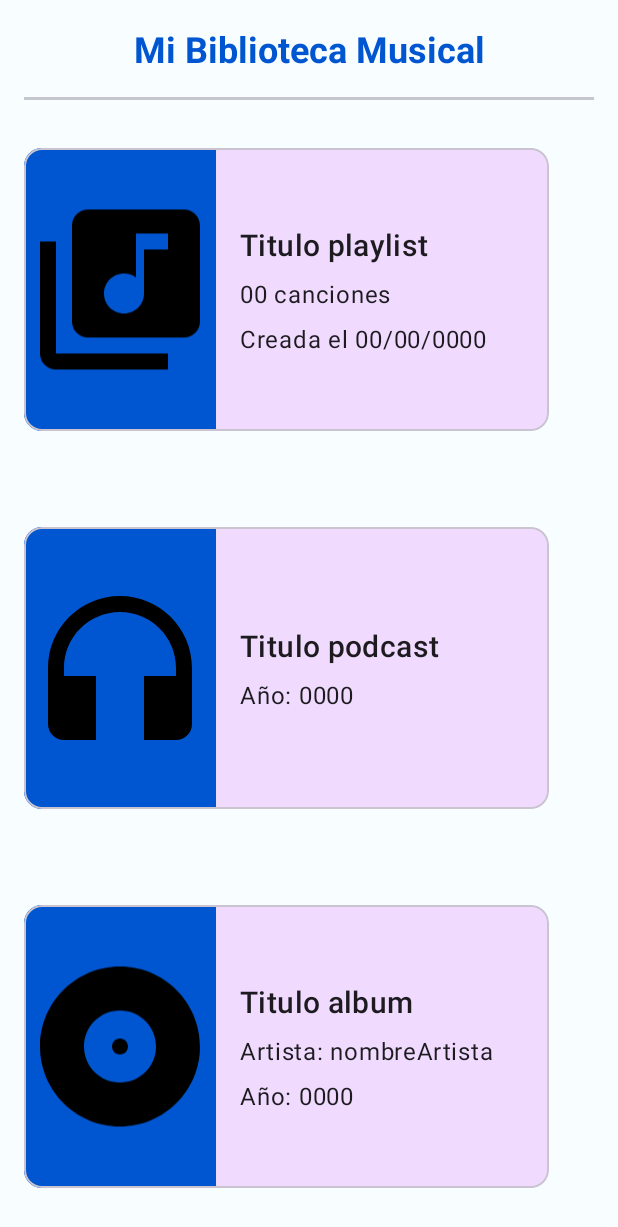
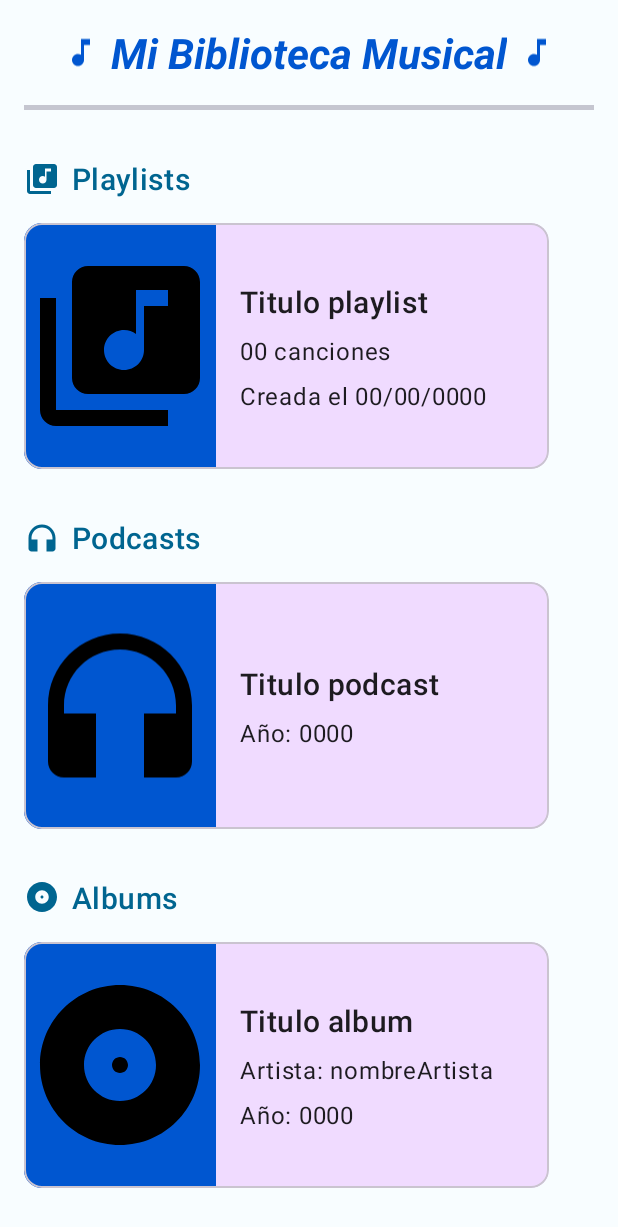
Before and after one commit to abrullc/mibibliotecamusical, an Android app: the layout fragment_home.xml on its own in the app's theme, with its tools: preview values and no code run, on a phone screen of 412 x 824 dp. Shown: the top 1227 px of the screen. Run offline under Robolectric (Android 15) with nearby library versions, the phone set to English and light mode, and no system bars.

Commit message:
Cambios en el diseño de home_fragment y activity_main. Más parametrizaciones en dimens y strings

```diff
--- a/app/src/main/res/layout/activity_main.xml
+++ b/app/src/main/res/layout/activity_main.xml
@@ -4,6 +4,7 @@
     xmlns:tools="http://schemas.android.com/tools"
     android:layout_width="match_parent"
     android:layout_height="match_parent"
+    android:background="@color/md_theme_dark_surfaceTint"
     tools:context=".mainModule.MainActivity">
 
     <FrameLayout
--- a/app/src/main/res/layout/fragment_home.xml
+++ b/app/src/main/res/layout/fragment_home.xml
@@ -7,64 +7,166 @@
     android:orientation="vertical"
     tools:context=".homeModule.HomeFragment">
 
-    <TextView
-        android:id="@+id/tvTitle"
-        android:layout_width="0dp"
+    <LinearLayout
+        android:id="@+id/title_layout"
+        android:layout_width="wrap_content"
         android:layout_height="wrap_content"
-        android:text="@string/home_title"
-        android:textAppearance="?attr/textAppearanceHeadline5"
-        android:textStyle="bold"
-        android:textColor="@color/seed"
+        android:orientation="horizontal"
         app:layout_constraintStart_toStartOf="parent"
         app:layout_constraintEnd_toEndOf="parent"
         app:layout_constraintTop_toTopOf="parent"
-        android:gravity="center"
-        android:layout_marginTop="@dimen/common_margin_default"/>
+        android:layout_marginTop="@dimen/common_margin_default">
+
+        <ImageView
+            android:id="@+id/iconMusic1"
+            android:src="@drawable/ic_music"
+            android:layout_width="wrap_content"
+            android:layout_height="match_parent"
+            app:tint="@color/seed"
+            android:contentDescription="@string/description_icon_music"/>
+
+        <TextView
+            android:id="@+id/tvTitle"
+            android:layout_width="wrap_content"
+            android:layout_height="wrap_content"
+            android:text="@string/home_title"
+            android:textAppearance="?attr/textAppearanceHeadlineMedium"
+            android:textStyle="bold|italic"
+            android:textColor="@color/seed"
+            android:layout_marginHorizontal="@dimen/margin_min"/>
+
+        <ImageView
+            android:id="@+id/iconMusic2"
+            android:src="@drawable/ic_music"
+            android:layout_width="wrap_content"
+            android:layout_height="match_parent"
+            app:tint="@color/seed"
+            android:contentDescription="@string/description_icon_music"/>
+    </LinearLayout>
 
     <View
         android:id="@+id/separator"
         android:layout_width="match_parent"
         android:layout_height="@dimen/separator_size"
-        android:background="@color/md_theme_light_outlineVariant"
+        android:background="@color/md_theme_dark_onSurfaceVariant"
         app:layout_constraintStart_toStartOf="parent"
         app:layout_constraintEnd_toEndOf="parent"
-        app:layout_constraintTop_toBottomOf="@id/tvTitle"
+        app:layout_constraintTop_toBottomOf="@id/title_layout"
         android:layout_margin="@dimen/common_margin_default"/>
+
+    <ImageView
+        android:id="@+id/iconPlaylist"
+        android:src="@drawable/ic_playlist"
+        android:layout_width="wrap_content"
+        android:layout_height="@dimen/icon_size"
+        app:tint="@color/md_theme_light_tertiary"
+        android:contentDescription="@string/description_icon_playlist"
+        app:layout_constraintStart_toStartOf="parent"
+        app:layout_constraintEnd_toStartOf="@id/tvTitlePlaylists"
+        app:layout_constraintTop_toTopOf="@id/tvTitlePlaylists"
+        app:layout_constraintBottom_toBottomOf="@id/tvTitlePlaylists"
+        android:layout_marginStart="@dimen/common_margin_default"/>
+
+    <TextView
+        android:id="@+id/tvTitlePlaylists"
+        android:layout_width="0dp"
+        android:layout_height="wrap_content"
+        android:text="@string/playlists_title"
+        android:textAppearance="?attr/textAppearanceHeadline6"
+        android:textColor="@color/md_theme_light_tertiary"
+        app:layout_constraintStart_toEndOf="@id/iconPlaylist"
+        app:layout_constraintEnd_toEndOf="parent"
+        app:layout_constraintTop_toBottomOf="@id/separator"
+        app:layout_constraintBottom_toTopOf="@id/rcvPlaylists"
+        android:layout_marginTop="@dimen/large_margin"
+        android:layout_marginHorizontal="@dimen/margin_min"/>
 
     <androidx.recyclerview.widget.RecyclerView
         android:id="@+id/rcvPlaylists"
         android:layout_width="0dp"
         android:layout_height="0dp"
-        android:layout_marginVertical="@dimen/common_margin_default"
         tools:listitem="@layout/item_playlist"
         android:orientation="horizontal"
         app:layout_constraintStart_toStartOf="parent"
         app:layout_constraintEnd_toEndOf="parent"
-        app:layout_constraintTop_toBottomOf="@id/separator"
-        app:layout_constraintBottom_toTopOf="@+id/rcvPodcasts"/>
+        app:layout_constraintTop_toBottomOf="@id/tvTitlePlaylists"
+        app:layout_constraintBottom_toTopOf="@+id/tvTitlePodcasts"/>
+
+    <ImageView
+        android:id="@+id/iconPodcast"
+        android:src="@drawable/ic_podcast"
+        android:layout_width="wrap_content"
+        android:layout_height="@dimen/icon_size"
+        app:tint="@color/md_theme_light_tertiary"
+        android:contentDescription="@string/description_icon_podcast"
+        app:layout_constraintStart_toStartOf="parent"
+        app:layout_constraintEnd_toStartOf="@id/tvTitlePodcasts"
+        app:layout_constraintTop_toTopOf="@id/tvTitlePodcasts"
+        app:layout_constraintBottom_toBottomOf="@id/tvTitlePodcasts"
+        android:layout_marginStart="@dimen/common_margin_default"/>
+
+    <TextView
+        android:id="@+id/tvTitlePodcasts"
+        android:layout_width="0dp"
+        android:layout_height="wrap_content"
+        android:text="@string/podcasts_title"
+        android:textAppearance="?attr/textAppearanceHeadline6"
+        android:textColor="@color/md_theme_light_tertiary"
+        app:layout_constraintStart_toEndOf="@id/iconPodcast"
+        app:layout_constraintEnd_toEndOf="parent"
+        app:layout_constraintTop_toBottomOf="@id/rcvPlaylists"
+        app:layout_constraintBottom_toTopOf="@id/rcvPodcasts"
+        android:layout_marginTop="@dimen/common_margin_default"
+        android:layout_marginHorizontal="@dimen/margin_min"/>
 
     <androidx.recyclerview.widget.RecyclerView
         android:id="@+id/rcvPodcasts"
         android:layout_width="0dp"
         android:layout_height="0dp"
-        android:layout_marginVertical="@dimen/common_margin_default"
         tools:listitem="@layout/item_podcast"
         android:orientation="horizontal"
         app:layout_constraintStart_toStartOf="parent"
         app:layout_constraintEnd_toEndOf="parent"
-        app:layout_constraintTop_toBottomOf="@+id/rcvPlaylists"
-        app:layout_constraintBottom_toTopOf="@+id/rcvAlbums"/>
+        app:layout_constraintTop_toBottomOf="@+id/tvTitlePodcasts"
+        app:layout_constraintBottom_toTopOf="@+id/tvTitleAlbums"/>
+
+    <ImageView
+        android:id="@+id/iconAlbum"
+        android:src="@drawable/ic_album"
+        android:layout_width="wrap_content"
+        android:layout_height="@dimen/icon_size"
+        app:tint="@color/md_theme_light_tertiary"
+        android:contentDescription="@string/description_icon_album"
+        app:layout_constraintStart_toStartOf="parent"
+        app:layout_constraintEnd_toStartOf="@id/tvTitleAlbums"
+        app:layout_constraintTop_toTopOf="@id/tvTitleAlbums"
+        app:layout_constraintBottom_toBottomOf="@id/tvTitleAlbums"
+        android:layout_marginStart="@dimen/common_margin_default"/>
+
+    <TextView
+        android:id="@+id/tvTitleAlbums"
+        android:layout_width="0dp"
+        android:layout_height="wrap_content"
+        android:text="@string/albums_title"
+        android:textAppearance="?attr/textAppearanceHeadline6"
+        android:textColor="@color/md_theme_light_tertiary"
+        app:layout_constraintStart_toEndOf="@id/iconAlbum"
+        app:layout_constraintEnd_toEndOf="parent"
+        app:layout_constraintTop_toBottomOf="@id/rcvPodcasts"
+        app:layout_constraintBottom_toTopOf="@id/rcvAlbums"
+        android:layout_marginTop="@dimen/common_margin_default"
+        android:layout_marginHorizontal="@dimen/margin_min"/>
 
     <androidx.recyclerview.widget.RecyclerView
         android:id="@+id/rcvAlbums"
         android:layout_width="0dp"
         android:layout_height="0dp"
-        android:layout_marginVertical="@dimen/common_margin_default"
         tools:listitem="@layout/item_album"
         android:orientation="horizontal"
         app:layout_constraintStart_toStartOf="parent"
         app:layout_constraintEnd_toEndOf="parent"
-        app:layout_constraintTop_toBottomOf="@+id/rcvPodcasts"
-        app:layout_constraintBottom_toBottomOf="parent"/>
+        app:layout_constraintTop_toBottomOf="@+id/tvTitleAlbums"
+        app:layout_constraintBottom_toBottomOf="parent"
+        android:layout_marginBottom="@dimen/common_margin_default"/>
 
 </androidx.constraintlayout.widget.ConstraintLayout>
--- a/app/src/main/res/values/dimens.xml
+++ b/app/src/main/res/values/dimens.xml
@@ -9,8 +9,9 @@
     <dimen name="titleCardHeight">80dp</dimen>
     <dimen name="card_width">350dp</dimen>
     <dimen name="margin_min">8dp</dimen>
-    <dimen name="separator_size">2dp</dimen>
+    <dimen name="separator_size">3dp</dimen>
     <dimen name="common_padding_min">8dp</dimen>
     <dimen name="large_margin">32dp</dimen>
     <dimen name="img_width">128dp</dimen>
+    <dimen name="icon_size">32dp</dimen>
 </resources>
--- a/app/src/main/res/values/strings.xml
+++ b/app/src/main/res/values/strings.xml
@@ -32,4 +32,11 @@
     <string name="sp_id_usuario">id_usuario</string>
     <string name="sp_remember_usuario">control_recuerdo_usuario</string>
     <string name="main_error_server">Error en la petición</string>
+    <string name="playlists_title">Playlists</string>
+    <string name="podcasts_title">Podcasts</string>
+    <string name="albums_title">Albums</string>
+    <string name="description_icon_music">Music icon</string>
+    <string name="description_icon_playlist">Playlist icon</string>
+    <string name="description_icon_podcast">Podcast icon</string>
+    <string name="description_icon_album">Album icon</string>
 </resources>
```
